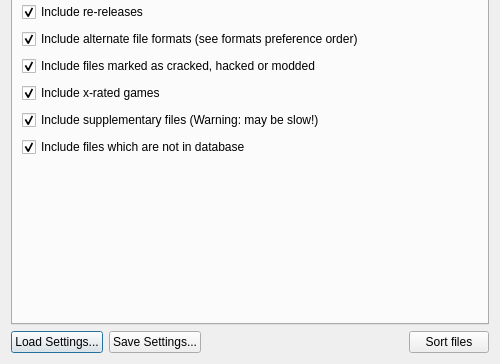
This is ui/SorterLauncher.ui in ladyeklipse/ZX-Pokemaster as Qt 5 draws it before an edit; both pictures show x 0 to 500 and y 186 to 550 of the 500 by 550 pixel window. The edited form follows.
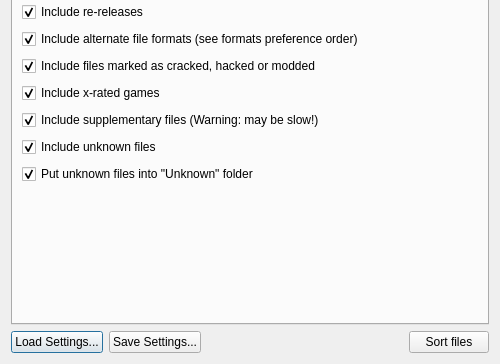
This is the edited form. The open tabs and pages were chosen to show the change. Icons and pictures are not drawn.

Commit message: Handling unknown files passes acceptance test.

Diff of the .ui file:
```diff
--- a/ui/SorterLauncher.ui
+++ b/ui/SorterLauncher.ui
@@ -282,7 +282,7 @@
       <attribute name="title">
        <string>File filtering</string>
       </attribute>
-      <layout class="QVBoxLayout" name="verticalLayout" stretch="0,0,0,1,1,1,1,1,1,0,0,1">
+      <layout class="QVBoxLayout" name="verticalLayout" stretch="0,0,0,1,1,1,1,1,1,0,0,0,1">
        <property name="spacing">
         <number>7</number>
        </property>
@@ -438,7 +438,20 @@
        <item>
         <widget class="QCheckBox" name="chkIncludeUnknownFiles">
          <property name="text">
-          <string extracomment="Files, which are not in database, will be included. Use {Genre} as a folder pattern to put them into &quot;Unknown&quot; folder.">Include files which are not in database</string>
+          <string extracomment="Files, which are not in database, will be included, but not renamed.">Include unknown files</string>
+         </property>
+         <property name="checked">
+          <bool>true</bool>
+         </property>
+         <property name="tristate">
+          <bool>false</bool>
+         </property>
+        </widget>
+       </item>
+       <item>
+        <widget class="QCheckBox" name="chkSeparateUknownFiles">
+         <property name="text">
+          <string extracomment="If unchecked, unknown files will be mixed with known and properly renamed ones.">Put unknown files into &quot;Unknown&quot; folder</string>
          </property>
          <property name="checked">
           <bool>true</bool>
```
Left out of the diff: 3 changed lines with no effect on the pictures. The commit also changes 8 other files.
